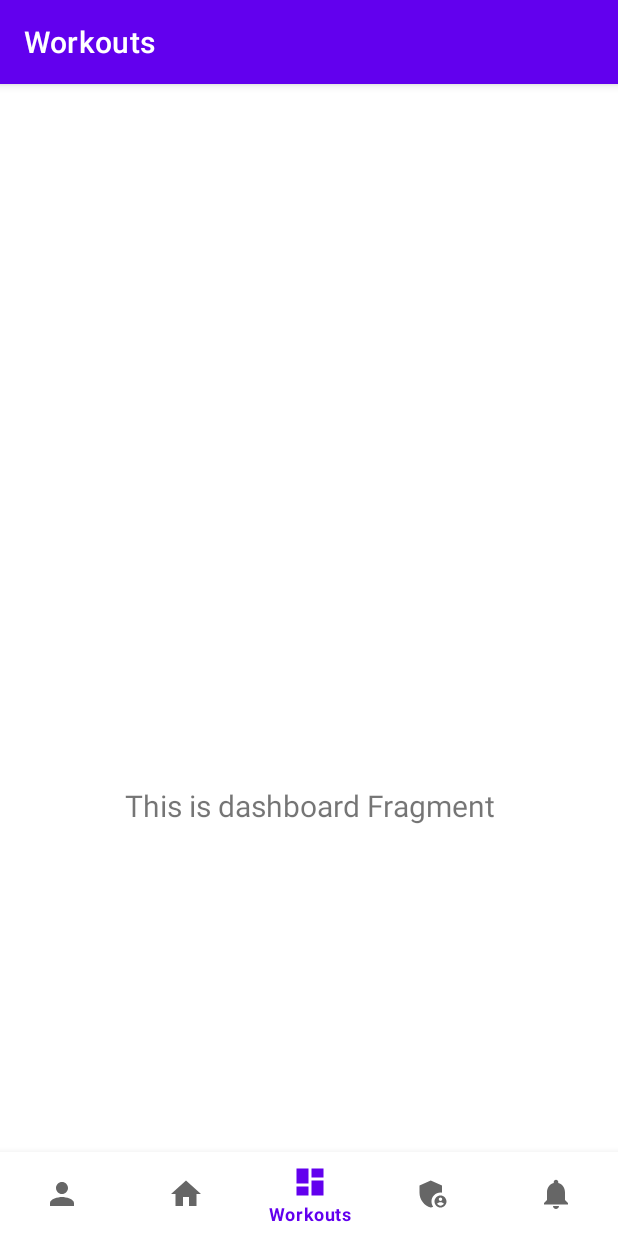
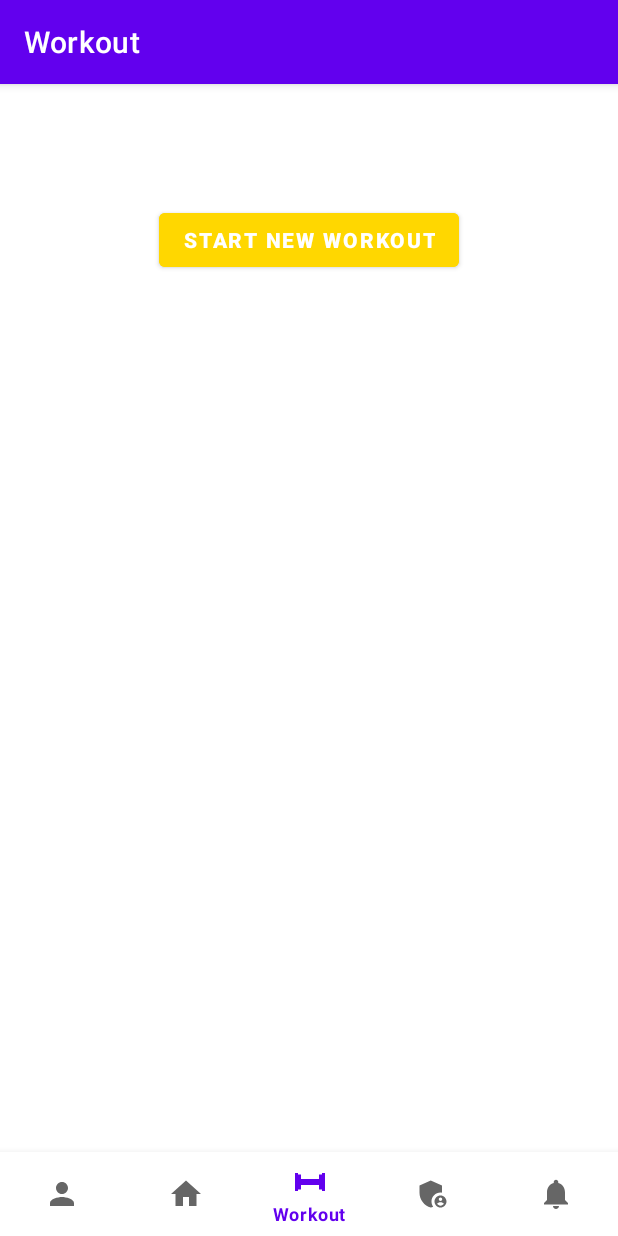
Before and after one commit to leon-tanguay/Training_ARC, an Android app: the screen it shows after launch (MainActivity), item 3 of the bottom bar chosen, on a phone screen of 412 x 824 dp. Run offline under Robolectric (Android 15) with nearby library versions, the phone set to English and light mode, and no system bars; our stand-ins replace navigation-ui.

Commit message:
added buttons to add new exercises and start exercises

```diff
--- a/app/src/main/java/com/example/trainingarc/MainActivity.kt
+++ b/app/src/main/java/com/example/trainingarc/MainActivity.kt
@@ -26,7 +26,7 @@ class MainActivity : AppCompatActivity() {
         // menu should be considered as top level destinations.
         val appBarConfiguration = AppBarConfiguration(
             setOf(
-                R.id.navigation_home, R.id.navigation_dashboard, R.id.navigation_notifications
+                R.id.navigation_home, R.id.navigation_workout, R.id.navigation_notifications
             )
         )
         setupActionBarWithNavController(navController, appBarConfiguration)
--- a/app/src/main/java/com/example/trainingarc/ui/dashboard/DashboardFragment.kt
+++ /dev/null
@@ -1,42 +0,0 @@
-package com.example.trainingarc.ui.dashboard
-
-import android.os.Bundle
-import android.view.LayoutInflater
-import android.view.View
-import android.view.ViewGroup
-import android.widget.TextView
-import androidx.fragment.app.Fragment
-import androidx.lifecycle.ViewModelProvider
-import com.example.trainingarc.databinding.FragmentDashboardBinding
-
-class DashboardFragment : Fragment() {
-
-    private var _binding: FragmentDashboardBinding? = null
-
-    // This property is only valid between onCreateView and
-    // onDestroyView.
-    private val binding get() = _binding!!
-
-    override fun onCreateView(
-        inflater: LayoutInflater,
-        container: ViewGroup?,
-        savedInstanceState: Bundle?
-    ): View {
-        val dashboardViewModel =
-            ViewModelProvider(this).get(DashboardViewModel::class.java)
-
-        _binding = FragmentDashboardBinding.inflate(inflater, container, false)
-        val root: View = binding.root
-
-        val textView: TextView = binding.textDashboard
-        dashboardViewModel.text.observe(viewLifecycleOwner) {
-            textView.text = it
-        }
-        return root
-    }
-
-    override fun onDestroyView() {
-        super.onDestroyView()
-        _binding = null
-    }
-}
--- /dev/null
+++ b/app/src/main/java/com/example/trainingarc/ui/workout/WorkoutFragment.kt
@@ -0,0 +1,111 @@
+package com.example.trainingarc.ui.workout
+
+import android.os.Bundle
+import android.os.Handler
+import android.os.Looper
+import android.view.LayoutInflater
+import android.view.View
+import android.view.ViewGroup
+import androidx.fragment.app.Fragment
+import com.example.trainingarc.databinding.FragmentWorkoutBinding
+
+import java.util.*
+
+import com.example.trainingarc.model.Exercise
+import com.example.trainingarc.model.Set
+import com.example.trainingarc.model.Workout
+
+class WorkoutFragment : Fragment() {
+
+    private var _binding: FragmentWorkoutBinding? = null
+    private val binding get() = _binding!!
+
+    private var currentWorkout: Workout? = null
+    private var workoutStartTime: Long = 0L
+    private val timerHandler = Handler(Looper.getMainLooper())
+
+    private val timerRunnable = object : Runnable {
+        override fun run() {
+            val elapsedMillis = System.currentTimeMillis() - workoutStartTime
+            val seconds = (elapsedMillis / 1000) % 60
+            val minutes = (elapsedMillis / (1000 * 60)) % 60
+            val hours = (elapsedMillis / (1000 * 60 * 60))
+
+            binding.workoutTimer.text = String.format("Workout Timer: %02d:%02d:%02d", hours, minutes, seconds)
+            timerHandler.postDelayed(this, 1000)
+        }
+    }
+
+    override fun onCreateView(
+        inflater: LayoutInflater,
+        container: ViewGroup?,
+        savedInstanceState: Bundle?
+    ): View {
+        _binding = FragmentWorkoutBinding.inflate(inflater, container, false)
+        val root = binding.root
+
+        binding.addWorkoutButton.setOnClickListener {
+            val now = Calendar.getInstance()
+            val hour = now.get(Calendar.HOUR_OF_DAY)
+            val minute = now.get(Calendar.MINUTE)
+
+            // Create the new workout instance
+            currentWorkout = Workout(
+                workoutName = "Workout at ${"%02d".format(hour)}:${"%02d".format(minute)}",
+                username = "demoUser",
+                hourOf = hour,
+                minuteOf = minute,
+                exercises = emptyList()
+            )
+
+            // Show new workout UI
+            binding.workoutTimer.visibility = View.VISIBLE
+            binding.addExerciseSection.visibility = View.VISIBLE // <--- This line is missing
+            binding.finishWorkoutButton.visibility = View.VISIBLE
+            binding.addWorkoutButton.visibility = View.GONE
+
+            // Hide the "Add New Workout" button
+            binding.addWorkoutButton.visibility = View.GONE
+
+            // Start timer
+            workoutStartTime = System.currentTimeMillis()
+            timerHandler.post(timerRunnable)
+        }
+
+        binding.finishWorkoutButton.setOnClickListener {
+            // Stop the timer
+            timerHandler.removeCallbacks(timerRunnable)
+
+            // Optional: save workout, show summary, etc.
+            binding.workoutTimer.text = "Workout finished!"
+
+            // Hide finish button or reset UI
+            binding.finishWorkoutButton.visibility = View.GONE
+        }
+
+        binding.addExerciseButton.setOnClickListener {
+            val workout = currentWorkout
+            if (workout != null) {
+                val newExercise = Exercise(
+                    name = "Exercise ${workout.exercises.size + 1}", // temp name
+                    sets = emptyList(),
+                    type = "reps" // or "weight", "time" — adjust as needed
+                )
+
+                // Make a mutable copy and add the new exercise
+                val updatedList = workout.exercises.toMutableList()
+                updatedList.add(newExercise)
+
+                // Replace the workout with updated one
+                currentWorkout = workout.copy(exercises = updatedList)
+            }
+        }
+
+        return root
+    }
+    override fun onDestroyView() {
+        super.onDestroyView()
+        timerHandler.removeCallbacks(timerRunnable)
+        _binding = null
+    }
+}
--- a/app/src/main/java/com/example/trainingarc/ui/dashboard/DashboardViewModel.kt
+++ b/app/src/main/java/com/example/trainingarc/ui/workout/WorkoutViewModel.kt
@@ -1,13 +1,13 @@
-package com.example.trainingarc.ui.dashboard
+package com.example.trainingarc.ui.workout
 
 import androidx.lifecycle.LiveData
 import androidx.lifecycle.MutableLiveData
 import androidx.lifecycle.ViewModel
 
-class DashboardViewModel : ViewModel() {
+class WorkoutViewModel : ViewModel() {
 
     private val _text = MutableLiveData<String>().apply {
-        value = "This is dashboard Fragment"
+        value = "This is WORKOUT Fragment"
     }
     val text: LiveData<String> = _text
 }
--- /dev/null
+++ b/app/src/main/res/drawable/ic_dumbell_24dp.xml
@@ -0,0 +1,31 @@
+<vector xmlns:android="http://schemas.android.com/apk/res/android"
+    android:width="24dp"
+    android:height="24dp"
+    android:viewportWidth="24"
+    android:viewportHeight="24">
+
+    <!-- Left outer plate -->
+    <path
+        android:fillColor="#000000"
+        android:pathData="M2,6h2v12H2z" />
+
+    <!-- Left inner plate -->
+    <path
+        android:fillColor="#000000"
+        android:pathData="M4,7h2v10H4z" />
+
+    <!-- Thick handle -->
+    <path
+        android:fillColor="#000000"
+        android:pathData="M6,10h12v4H6z" />
+
+    <!-- Right inner plate (mirror of left inner plate) -->
+    <path
+        android:fillColor="#000000"
+        android:pathData="M18,7h2v10h-2z" />
+
+    <!-- Right outer plate (mirror of left outer plate) -->
+    <path
+        android:fillColor="#000000"
+        android:pathData="M20,6h2v12h-2z" />
+</vector>
--- a/app/src/main/res/layout/fragment_dashboard.xml
+++ /dev/null
@@ -1,24 +0,0 @@
-<?xml version="1.0" encoding="utf-8"?>
-<androidx.constraintlayout.widget.ConstraintLayout xmlns:android="http://schemas.android.com/apk/res/android"
-    xmlns:app="http://schemas.android.com/apk/res-auto"
-    xmlns:tools="http://schemas.android.com/tools"
-    android:layout_width="match_parent"
-    android:layout_height="match_parent"
-    tools:context=".ui.dashboard.DashboardFragment">
-
-    <TextView
-        android:id="@+id/text_dashboard"
-        android:layout_width="match_parent"
-        android:layout_height="wrap_content"
-        android:layout_marginStart="8dp"
-        android:layout_marginTop="8dp"
-        android:layout_marginEnd="8dp"
-        android:textAlignment="center"
-        android:textSize="20sp"
-        app:layout_constraintBottom_toBottomOf="parent"
-        app:layout_constraintEnd_toEndOf="parent"
-        app:layout_constraintHorizontal_bias="1.0"
-        app:layout_constraintStart_toStartOf="parent"
-        app:layout_constraintTop_toTopOf="parent"
-        app:layout_constraintVertical_bias="0.596" />
-</androidx.constraintlayout.widget.ConstraintLayout>
--- /dev/null
+++ b/app/src/main/res/layout/fragment_workout.xml
@@ -0,0 +1,81 @@
+<?xml version="1.0" encoding="utf-8"?>
+<androidx.constraintlayout.widget.ConstraintLayout
+    xmlns:android="http://schemas.android.com/apk/res/android"
+    xmlns:app="http://schemas.android.com/apk/res-auto"
+    android:id="@+id/workoutContainer"
+    android:layout_width="match_parent"
+    android:layout_height="match_parent">
+
+    <Button
+        android:id="@+id/finishWorkoutButton"
+        android:layout_width="wrap_content"
+        android:layout_height="wrap_content"
+        android:text="✓"
+        android:textColor="#FFFFFF"
+        android:textStyle="bold"
+        android:textSize="14sp"
+        android:minHeight="36dp"
+        android:minWidth="36dp"
+        android:padding="6dp"
+        android:backgroundTint="#D32F2F"
+        android:visibility="gone"
+        android:elevation="6dp"
+        app:layout_constraintTop_toTopOf="parent"
+        app:layout_constraintEnd_toEndOf="parent"
+        android:layout_marginTop="12dp"
+        android:layout_marginEnd="12dp" />
+
+    <!-- Workout Timer -->
+    <TextView
+        android:id="@+id/workoutTimer"
+        android:layout_width="wrap_content"
+        android:layout_height="wrap_content"
+        android:text="Workout Timer: 00:00:00"
+        android:textSize="16sp"
+        android:textStyle="bold"
+        android:visibility="gone"
+        app:layout_constraintTop_toTopOf="parent"
+        app:layout_constraintStart_toStartOf="parent"
+        android:layout_marginTop="16dp"
+        android:layout_marginStart="16dp"/>
+
+    <!-- Add Set Section (Initially Hidden) -->
+    <LinearLayout
+        android:id="@+id/addExerciseSection"
+        android:layout_width="0dp"
+        android:layout_height="wrap_content"
+        android:orientation="vertical"
+        android:visibility="gone"
+        android:padding="16dp"
+        app:layout_constraintTop_toBottomOf="@id/workoutTimer"
+        app:layout_constraintStart_toStartOf="parent"
+        app:layout_constraintEnd_toEndOf="parent">
+
+        <Button
+            android:id="@+id/addExerciseButton"
+            android:layout_width="wrap_content"
+            android:layout_height="wrap_content"
+            android:text="@string/add_new_exercise"
+            android:textSize="14sp"
+            android:elevation="4dp"
+            android:layout_marginTop="8dp"/>
+
+        <!-- Your future inputs for reps/weight/etc would go here -->
+
+    </LinearLayout>
+
+    <!-- Add Workout Button -->
+    <Button
+        android:id="@+id/addWorkoutButton"
+        android:layout_width="wrap_content"
+        android:layout_height="wrap_content"
+        android:text="@string/start_new_workout"
+        android:textStyle="bold"
+        android:textColor="#FFFFFF"
+        android:backgroundTint="#FFD700"
+        android:elevation="12dp"
+        app:layout_constraintTop_toBottomOf="@id/addExerciseSection"
+        app:layout_constraintStart_toStartOf="parent"
+        app:layout_constraintEnd_toEndOf="parent"
+        android:layout_marginTop="24dp"/>
+</androidx.constraintlayout.widget.ConstraintLayout>
--- a/app/src/main/res/menu/bottom_nav_menu.xml
+++ b/app/src/main/res/menu/bottom_nav_menu.xml
@@ -11,9 +11,9 @@
         android:title="@string/title_home" />
 
     <item
-        android:id="@+id/navigation_dashboard"
-        android:icon="@drawable/ic_dashboard_black_24dp"
-        android:title="@string/title_dashboard" />
+        android:id="@+id/navigation_workout"
+        android:icon="@drawable/ic_dumbell_24dp"
+        android:title="@string/title_workout" />
 
     <item
         android:id="@+id/navigation_team"
--- a/app/src/main/res/navigation/mobile_navigation.xml
+++ b/app/src/main/res/navigation/mobile_navigation.xml
@@ -18,10 +18,10 @@
         tools:layout="@layout/fragment_home" />
 
     <fragment
-        android:id="@+id/navigation_dashboard"
-        android:name="com.example.trainingarc.ui.dashboard.DashboardFragment"
-        android:label="@string/title_dashboard"
-        tools:layout="@layout/fragment_dashboard" />
+        android:id="@+id/navigation_workout"
+        android:name="com.example.trainingarc.ui.workout.WorkoutFragment"
+        android:label="@string/title_workout"
+        tools:layout="@layout/fragment_workout" />
 
     <fragment
         android:id="@+id/navigation_team"
--- a/app/src/main/res/values/strings.xml
+++ b/app/src/main/res/values/strings.xml
@@ -1,10 +1,13 @@
 <resources>
     <string name="app_name">TrainingARC</string>
     <string name="title_home">Home</string>
-    <string name="title_dashboard">Workouts</string>
+    <string name="title_workout">Workout</string>
     <string name="title_notifications">Notifications</string>
     <string name="title_profile">Profile</string>
     <string name="title_team">Team</string>
     <string name="spencer_s_soldiers">Spencer\'s Soldiers ⭐</string>
     <string name="label">label ⭐</string>
+    <string name="start_new_workout">START NEW WORKOUT</string>
+    <string name="add_new_set">ADD NEW SET</string>
+    <string name="add_new_exercise">ADD NEW EXERCISE</string>
 </resources>
```
